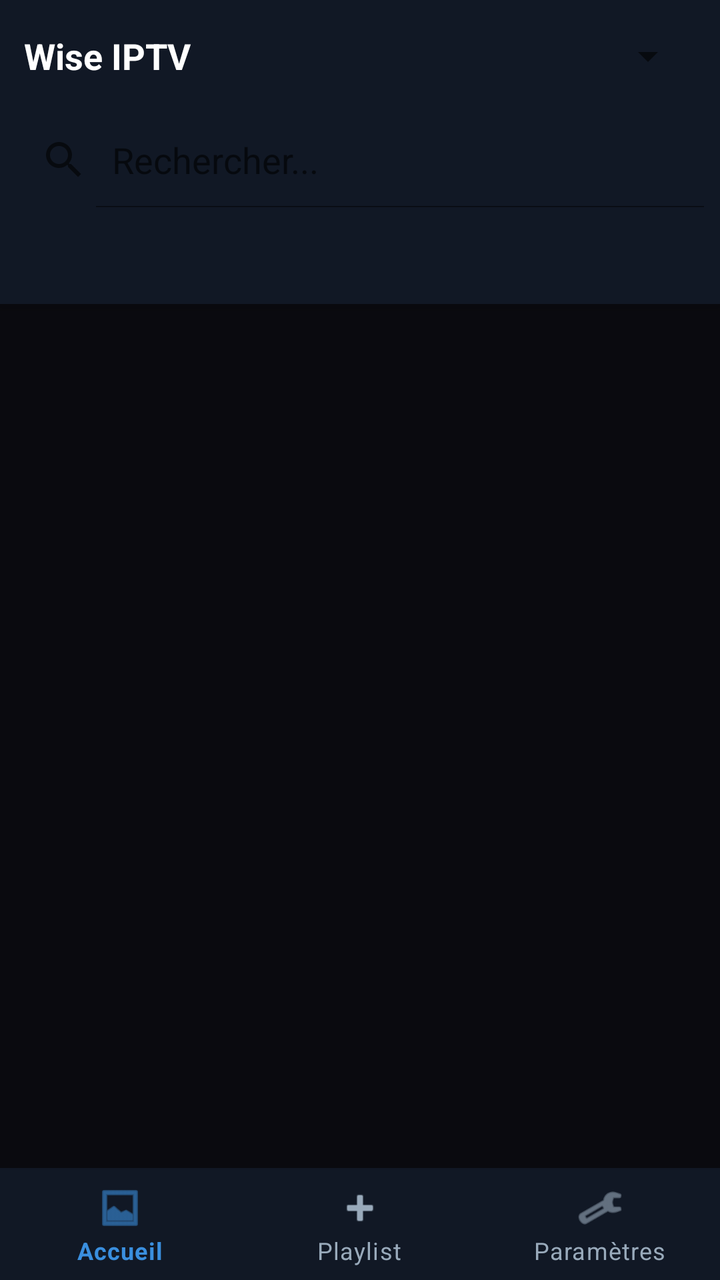
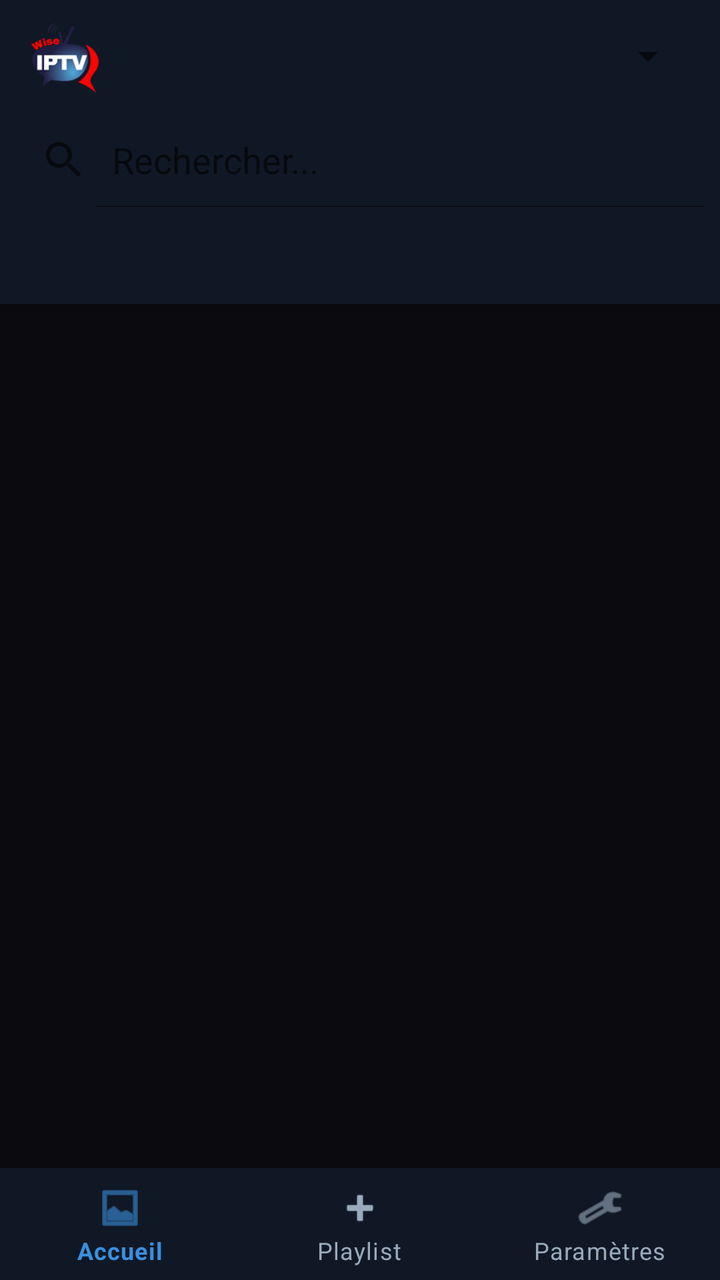

An Android layout rendered at two revisions. The XML below is the earlier revision; the diff shows what the commit changed to produce the second picture.
<!-- AndroidManifest.xml: application theme Theme.WiseIPTV -->
<!-- res/layout/activity_main.xml -->
<?xml version="1.0" encoding="utf-8"?>
<androidx.coordinatorlayout.widget.CoordinatorLayout
    xmlns:android="http://schemas.android.com/apk/res/android"
    xmlns:app="http://schemas.android.com/apk/res-auto"
    android:layout_width="match_parent" android:layout_height="match_parent"
    android:background="@color/wise_bg">

    <com.google.android.material.appbar.AppBarLayout
        android:layout_width="match_parent" android:layout_height="wrap_content"
        android:background="@color/wise_surface">

        <LinearLayout android:layout_width="match_parent" android:layout_height="56dp"
            android:orientation="horizontal" android:gravity="center_vertical"
            android:paddingStart="12dp" android:paddingEnd="12dp">
            <TextView android:layout_width="0dp" android:layout_height="wrap_content"
                android:layout_weight="1" android:text="Wise IPTV"
                android:textColor="@color/white" android:textSize="18sp" android:textStyle="bold"/>
            
            <Spinner android:id="@+id/spinner_group"
                android:layout_width="wrap_content" android:layout_height="wrap_content"
                android:minWidth="120dp"
                android:layout_marginStart="8dp"/>
        </LinearLayout>

        
        <TextView android:id="@+id/tv_sync_status"
            android:layout_width="match_parent" android:layout_height="wrap_content"
            android:paddingStart="12dp" android:paddingEnd="12dp"
            android:paddingTop="2dp" android:paddingBottom="4dp"
            android:textColor="@color/text_secondary" android:textSize="12sp"
            android:visibility="gone"/>

        <SearchView android:id="@+id/search_view"
            android:layout_width="match_parent" android:layout_height="48dp"
            android:queryHint="Rechercher..." android:iconifiedByDefault="false"/>

        <com.google.android.material.tabs.TabLayout
            android:id="@+id/tab_layout"
            android:layout_width="match_parent" android:layout_height="48dp"
            android:background="@color/wise_surface"
            app:tabTextColor="@color/text_secondary"
            app:tabSelectedTextColor="@color/white"
            app:tabIndicatorColor="@color/wise_blue"
            app:tabMode="scrollable"/>
    </com.google.android.material.appbar.AppBarLayout>

    <FrameLayout android:layout_width="match_parent" android:layout_height="match_parent"
        app:layout_behavior="@string/appbar_scrolling_view_behavior">
        <androidx.recyclerview.widget.RecyclerView
            android:id="@+id/rv_channels"
            android:layout_width="match_parent" android:layout_height="match_parent"
            android:padding="4dp" android:clipToPadding="false"/>
        <ProgressBar android:id="@+id/progress_bar"
            android:layout_width="48dp" android:layout_height="48dp"
            android:layout_gravity="center" android:visibility="gone"/>
        <TextView android:id="@+id/tv_empty"
            android:layout_width="wrap_content" android:layout_height="wrap_content"
            android:layout_gravity="center"
            android:text="Aucune chaîne.\nAjoutez une playlist M3U"
            android:textColor="@color/text_secondary"
            android:gravity="center" android:visibility="gone"/>
    </FrameLayout>

    <com.google.android.material.bottomnavigation.BottomNavigationView
        android:id="@+id/bottom_nav"
        android:layout_width="match_parent" android:layout_height="wrap_content"
        android:layout_gravity="bottom" android:background="@color/wise_surface"
        app:menu="@menu/bottom_nav_menu"
        app:itemIconTint="@color/nav_selector"
        app:itemTextColor="@color/nav_selector"/>

</androidx.coordinatorlayout.widget.CoordinatorLayout>
<!-- resources referenced by this layout -->
<resources>
  <color name="text_secondary">#99AABB</color>
  <color name="white">#FFFFFF</color>
  <color name="wise_bg">#0A0A0F</color>
  <color name="wise_blue">#1A6FBF</color>
  <color name="wise_surface">#111825</color>
  <style name="Theme.WiseIPTV" parent="Theme.MaterialComponents.DayNight.NoActionBar">
          <item name="colorPrimary">@color/wise_blue</item>
          <item name="colorSecondary">@color/wise_red</item>
          <item name="android:colorBackground">@color/wise_bg</item>
          <item name="android:textColor">@color/white</item>
          <item name="android:windowBackground">@color/wise_bg</item>
          <item name="android:statusBarColor">@color/wise_bg</item>
          <item name="android:windowLightStatusBar">false</item>
      </style>
  <color name="wise_red">#D42B2B</color>
</resources>

<!-- the commit's change to res/layout/activity_main.xml (unified diff, before → after) -->
@@ -12,9 +12,11 @@
         <LinearLayout android:layout_width="match_parent" android:layout_height="56dp"
             android:orientation="horizontal" android:gravity="center_vertical"
             android:paddingStart="12dp" android:paddingEnd="12dp">
-            <TextView android:layout_width="0dp" android:layout_height="wrap_content"
-                android:layout_weight="1" android:text="Wise IPTV"
-                android:textColor="@color/white" android:textSize="18sp" android:textStyle="bold"/>
+            <ImageView android:layout_width="0dp" android:layout_height="40dp"
+                android:layout_weight="1"
+                android:src="@mipmap/ic_launcher"
+                android:scaleType="fitStart"
+                android:contentDescription="Wise IPTV"/>
             
             <Spinner android:id="@+id/spinner_group"
                 android:layout_width="wrap_content" android:layout_height="wrap_content"
<!-- resource entries referenced after the edit -->
@@ -5,6 +5,7 @@
   <color name="wise_bg">#0A0A0F</color>
   <color name="wise_blue">#1A6FBF</color>
   <color name="wise_surface">#111825</color>
+  <!-- mipmap ic_launcher: png bitmap (mipmap-hdpi, 11824 bytes) -->
   <style name="Theme.WiseIPTV" parent="Theme.MaterialComponents.DayNight.NoActionBar">
           <item name="colorPrimary">@color/wise_blue</item>
           <item name="colorSecondary">@color/wise_red</item>
